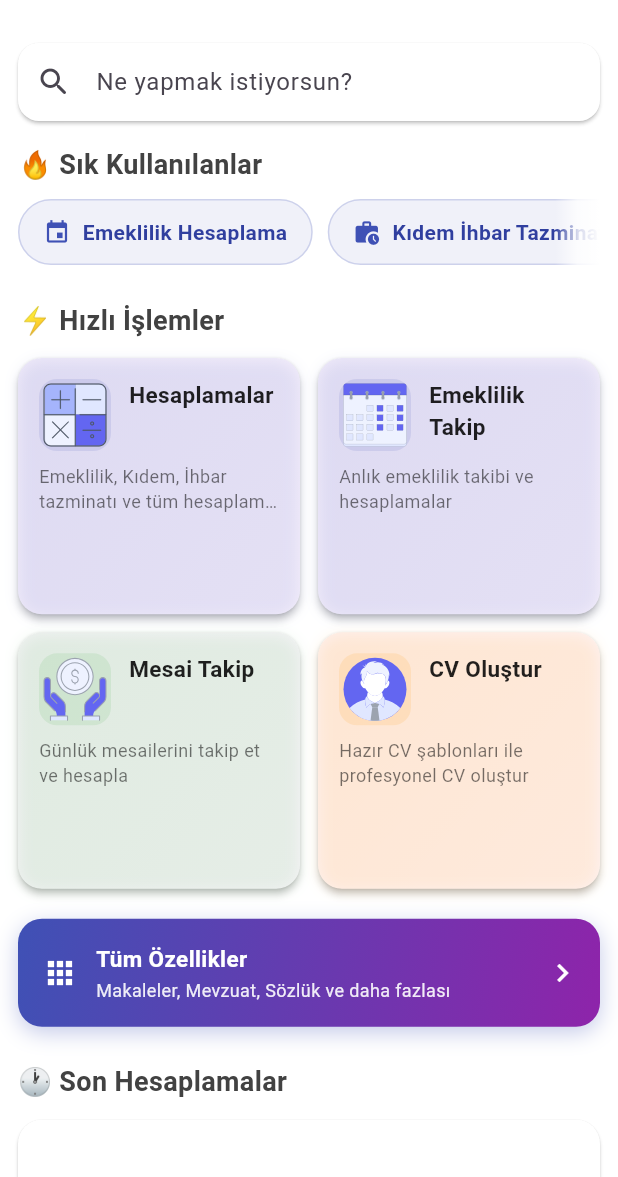
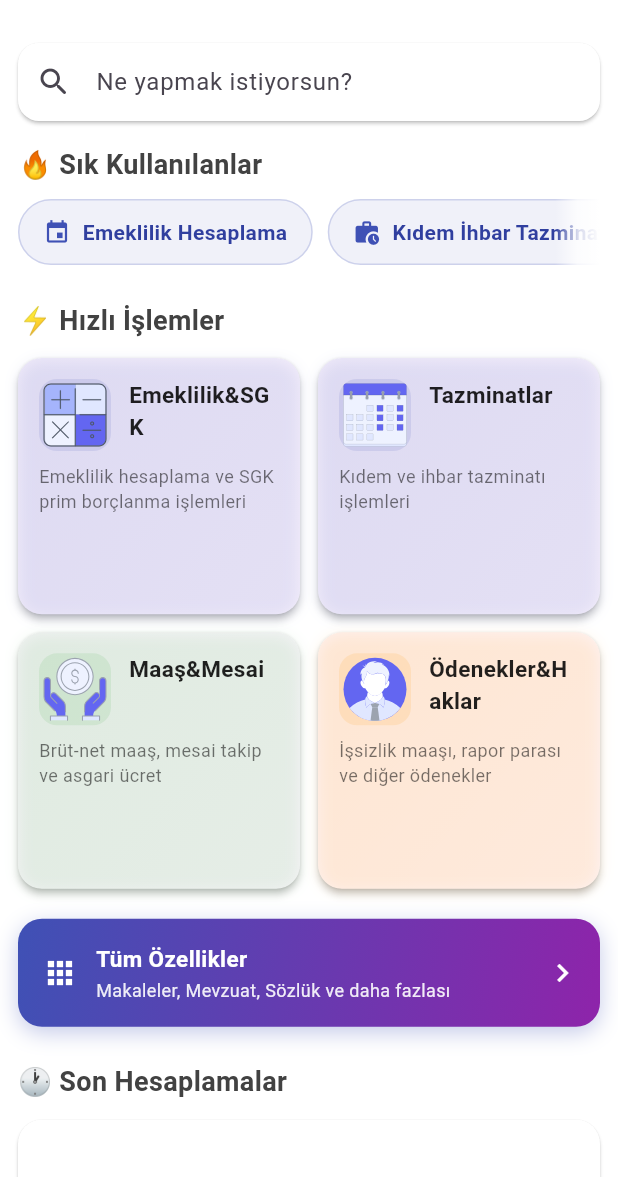
Before and after one commit to life1666/sosyalguvenlikmobil-ios, a Flutter app: the screen it shows after launch, on a phone screen of 412 x 824 dp, the part 59-1236 px from its top. Run offline on Flutter 3.47's test engine with Material 3 defaults, Android fonts, the phone set to English and light mode, and no system bars; our stand-ins replace cloud_firestore, firebase_analytics, firebase_auth, firebase_core, firebase_crashlytics, flutter_svg and 9 more; missing offline and left inert: excel; accounts and stored records are empty.

Commit message:
Fix: Apply new category structure - Emeklilik&SGK, Tazminatlar, MaaÅŸ&Mesai, Ã–denekler&Haklar

```diff
--- a/lib/screens/ana_ekran.dart
+++ b/lib/screens/ana_ekran.dart
@@ -492,20 +492,26 @@ class _AnaEkranState extends State<AnaEkran> {
     );
   }
 
-  // Kategorize edilmiş özellikler
+  // Kategorize edilmiş özellikler - YENİ YAPILANDIRMA
   List<Category> get categories {
     return [
       Category(
-        title: 'Hesaplamalar',
-        description: 'Emeklilik, Kıdem, İhbar tazminatı ve tüm hesaplamalar',
-        icon: Icons.calculate,
+        title: 'Emeklilik&SGK',
+        description: 'Emeklilik hesaplama ve SGK prim borçlanma işlemleri',
+        icon: Icons.account_balance,
         color: Colors.indigo,
         svgPath: 'assets/hesaplama.svg',
         items: [
+          // Emeklilik Hesaplama - alt butonları var
           FeatureItem(
             title: 'Emeklilik Hesaplama',
-            subtitle: '4/a (SSK) Emeklilik',
+            subtitle: '4/a, 4/b, 4/c emeklilik hesaplama seçenekleri',
             icon: Icons.event,
+            hasSubItems: true,
+            subItems: [
+              FeatureItem(
+                title: '4/a (SSK) Emeklilik Hesaplama',
+                icon: Icons.calculate,
                 onTap: () {
                   AnalyticsHelper.logCustomEvent('feature_tapped', parameters: {'feature': 'emeklilik_4a'});
                   Navigator.push(
@@ -515,96 +521,139 @@ class _AnaEkranState extends State<AnaEkran> {
                 },
               ),
               FeatureItem(
-            title: 'Kıdem - İhbar Tazminatı',
-            subtitle: 'Kıdem ve ihbar tazminatı hesaplama',
-            icon: Icons.work_history,
-            onTap: () {
-              AnalyticsHelper.logCustomEvent('feature_tapped', parameters: {'feature': 'kidem_ihbar'});
-              Navigator.push(
-                context,
-                MaterialPageRoute(builder: (_) => const CompensationCalculatorScreen()),
-              );
-            },
-          ),
-          FeatureItem(
-            title: 'İşsizlik Maaşı',
-            subtitle: 'İşsizlik maaşı hesaplama',
-            icon: Icons.money_off,
-            onTap: () {
-              AnalyticsHelper.logCustomEvent('feature_tapped', parameters: {'feature': 'issizlik'});
-              Navigator.push(
-                context,
-                MaterialPageRoute(builder: (_) => const IsizlikMaasiScreen()),
-              );
-            },
-          ),
-          FeatureItem(
-            title: 'Rapor Parası',
-            subtitle: 'Rapor parası hesaplama',
-            icon: Icons.local_hospital,
-            onTap: () {
-              AnalyticsHelper.logCustomEvent('feature_tapped', parameters: {'feature': 'rapor'});
-              Navigator.push(
-                context,
-                MaterialPageRoute(builder: (_) => const RaporParasiScreen()),
-              );
-            },
-          ),
-          FeatureItem(
-            title: 'Brütten Nete',
-            subtitle: 'Maaş hesaplama',
-            icon: Icons.swap_horiz,
-            onTap: () {
-              AnalyticsHelper.logCustomEvent('feature_tapped', parameters: {'feature': 'brutten_nete'});
-              Navigator.push(
-                context,
-                MaterialPageRoute(builder: (_) => SalaryCalculatorScreen()),
-              );
-            },
-          ),
-          FeatureItem(
-            title: 'Tüm Hesaplamalar',
-            subtitle: 'Diğer hesaplama araçları',
+                title: '4/b (Bağ-kur) Emeklilik Hesaplama',
                 icon: Icons.calculate,
                 onTap: () {
-              AnalyticsHelper.logCustomEvent('feature_tapped', parameters: {'feature': 'all_calculations'});
-              Navigator.push(
-                context,
-                MaterialPageRoute(builder: (_) => const HesaplamalarEkrani()),
-              );
-            },
+                  AnalyticsHelper.logCustomEvent('feature_tapped', parameters: {'feature': 'emeklilik_4b'});
+                  Navigator.push(
+                    context,
+                    MaterialPageRoute(builder: (_) => const EmeklilikHesaplama4bSayfasi()),
+                  );
+                },
+              ),
+              FeatureItem(
+                title: '4/c (Memur) Emeklilik Hesaplama',
+                icon: Icons.calculate,
+                onTap: () {
+                  AnalyticsHelper.logCustomEvent('feature_tapped', parameters: {'feature': 'emeklilik_4c'});
+                  Navigator.push(
+                    context,
+                    MaterialPageRoute(builder: (_) => EmeklilikHesaplamaSayfasi()),
+                  );
+                },
+              ),
+            ],
+          ),
+          // SGK Prim Borçlanma Tutarı Hesaplama - alt butonları var
+          FeatureItem(
+            title: 'SGK Prim Borçlanma Tutarı Hesaplama',
+            subtitle: 'Askerlik, doğum ve yurt dışı borçlanma',
+            icon: Icons.account_balance,
+            hasSubItems: true,
+            subItems: [
+              FeatureItem(
+                title: 'Askerlik, Doğum ve Diğer Borçlanmaların Prim Tutarı Hesaplama',
+                icon: Icons.calculate,
+                onTap: () {
+                  AnalyticsHelper.logCustomEvent('feature_tapped', parameters: {'feature': 'borclanma'});
+                  Navigator.push(
+                    context,
+                    MaterialPageRoute(builder: (_) => const BorclanmaHesaplamaScreen()),
+                  );
+                },
+              ),
+              FeatureItem(
+                title: 'Yurt Dışı Borçlanması Prim Tutarı Hesaplama',
+                icon: Icons.calculate,
+                onTap: () {
+                  AnalyticsHelper.logCustomEvent('feature_tapped', parameters: {'feature': 'yurtdisi_borclanma'});
+                  Navigator.push(
+                    context,
+                    MaterialPageRoute(builder: (_) => const YurtDisiBorclanmaHesaplamaScreen()),
+                  );
+                },
+              ),
+            ],
           ),
         ],
       ),
       Category(
-        title: 'Emeklilik Takip',
-        description: 'Anlık emeklilik takibi ve hesaplamalar',
-        icon: Icons.track_changes,
+        title: 'Tazminatlar',
+        description: 'Kıdem ve ihbar tazminatı işlemleri',
+        icon: Icons.receipt_long,
         color: Colors.indigo,
         svgPath: 'assets/emeklilik.svg',
         items: [
-          FeatureItem(
-            title: 'Emeklilik Takip',
-            subtitle: 'Emeklilik durumunu takip et',
-            icon: Icons.track_changes,
-            onTap: () {
-              AnalyticsHelper.logCustomEvent('feature_tapped', parameters: {'feature': 'emeklilik_takip'});
-              Navigator.push(
-                context,
-                MaterialPageRoute(builder: (_) => const EmeklilikTakipApp()),
-              );
-            },
+          // Kıdem İhbar Tazminatı İşlemleri - alt butonları var
+          FeatureItem(
+            title: 'Kıdem İhbar Tazminatı İşlemleri',
+            subtitle: 'Kıdem ve ihbar tazminatı hesaplama ve sorgulama',
+            icon: Icons.work_history,
+            hasSubItems: true,
+            subItems: [
+              FeatureItem(
+                title: 'Kıdem - İhbar Tazminatı Hesaplama',
+                icon: Icons.calculate,
+                onTap: () {
+                  AnalyticsHelper.logCustomEvent('feature_tapped', parameters: {'feature': 'kidem_ihbar'});
+                  Navigator.push(
+                    context,
+                    MaterialPageRoute(builder: (_) => const CompensationCalculatorScreen()),
+                  );
+                },
+              ),
+              FeatureItem(
+                title: 'SGK\'dan Kıdem Tazminatı Alabilir Yazısı Sorgulama',
+                icon: Icons.search,
+                onTap: () {
+                  AnalyticsHelper.logCustomEvent('feature_tapped', parameters: {'feature': 'kidem_alabilir'});
+                  Navigator.push(
+                    context,
+                    MaterialPageRoute(
+                      builder: (_) => Theme(
+                        data: Theme.of(context),
+                        child: const KidemTazminatiScreen(),
+                      ),
+                    ),
+                  );
+                },
+              ),
+            ],
           ),
         ],
       ),
       Category(
-        title: 'Mesai Takip',
-        description: 'Günlük mesailerini takip et ve hesapla',
-        icon: Icons.access_time,
+        title: 'Maaş&Mesai',
+        description: 'Brüt-net maaş, mesai takip ve asgari ücret',
+        icon: Icons.payments,
         color: Colors.green,
         svgPath: 'assets/maasmesai.svg',
         items: [
           FeatureItem(
+            title: 'Brütten Nete Maaş Hesaplama',
+            subtitle: 'Brüt maaştan net maaş hesaplama',
+            icon: Icons.swap_horiz,
+            onTap: () {
+              AnalyticsHelper.logCustomEvent('feature_tapped', parameters: {'feature': 'brutten_nete'});
+              Navigator.push(
+                context,
+                MaterialPageRoute(builder: (_) => SalaryCalculatorScreen()),
+              );
+            },
+          ),
+          FeatureItem(
+            title: 'Netten Brüte Maaş Hesaplama',
+            subtitle: 'Net maaştan brüt maaş hesaplama',
+            icon: Icons.swap_vert,
+            onTap: () {
+              AnalyticsHelper.logCustomEvent('feature_tapped', parameters: {'feature': 'netten_brute'});
+              Navigator.push(
+                context,
+                MaterialPageRoute(builder: (_) => const NettenBruteScreen()),
+              );
+            },
+          ),
+          FeatureItem(
             title: 'Mesai Takip',
             subtitle: 'Günlük mesai takibi',
             icon: Icons.access_time,
@@ -613,24 +662,64 @@ class _AnaEkranState extends State<AnaEkran> {
               Navigator.of(context).pushNamed('/mesai');
             },
           ),
+          FeatureItem(
+            title: 'Asgari Ücret',
+            subtitle: 'Güncel asgari ücret bilgileri',
+            icon: Icons.account_balance_wallet,
+            onTap: () {
+              AnalyticsHelper.logCustomEvent('feature_tapped', parameters: {'feature': 'asgari_ucret'});
+              Navigator.push(
+                context,
+                MaterialPageRoute(builder: (_) => const AsgariUcretSayfasi()),
+              );
+            },
+          ),
         ],
       ),
       Category(
-        title: 'CV Oluştur',
-        description: 'Hazır CV şablonları ile profesyonel CV oluştur',
-        icon: Icons.description,
+        title: 'Ödenekler&Haklar',
+        description: 'İşsizlik maaşı, rapor parası ve diğer ödenekler',
+        icon: Icons.volunteer_activism,
         color: Colors.orange,
         svgPath: 'assets/cv.svg',
         items: [
-          FeatureItem(
-            title: 'CV Oluştur',
-            subtitle: 'Profesyonel CV şablonları',
+          // İşsizlik Maaşı İşlemleri - alt butonları var
+          FeatureItem(
+            title: 'İşsizlik Maaşı İşlemleri',
+            subtitle: 'İşsizlik maaşı hesaplama ve başvuru',
+            icon: Icons.work_off,
+            hasSubItems: true,
+            subItems: [
+              FeatureItem(
+                title: 'İşsizlik Maaşı Hesaplama',
+                icon: Icons.calculate,
+                onTap: () {
+                  AnalyticsHelper.logCustomEvent('feature_tapped', parameters: {'feature': 'issizlik'});
+                  Navigator.push(
+                    context,
+                    MaterialPageRoute(builder: (_) => const IsizlikMaasiScreen()),
+                  );
+                },
+              ),
+              FeatureItem(
+                title: 'İşsizlik Maaşı Başvurusu',
                 icon: Icons.description,
                 onTap: () {
-              AnalyticsHelper.logCustomEvent('feature_tapped', parameters: {'feature': 'cv_olustur'});
-              Navigator.push(
-                context,
-                MaterialPageRoute(builder: (_) => const CvApp()),
+                  AnalyticsHelper.logCustomEvent('feature_tapped', parameters: {'feature': 'issizlik_basvuru'});
+                  launchUrl(Uri.parse('https://www.iskur.gov.tr/'), mode: LaunchMode.externalApplication);
+                },
+              ),
+            ],
+          ),
+          FeatureItem(
+            title: 'Rapor Parası Hesaplama',
+            subtitle: 'Rapor parası hesaplama',
+            icon: Icons.local_hospital,
+            onTap: () {
+              AnalyticsHelper.logCustomEvent('feature_tapped', parameters: {'feature': 'rapor'});
+              Navigator.push(
+                context,
+                MaterialPageRoute(builder: (_) => const RaporParasiScreen()),
               );
             },
           ),
@@ -638,7 +727,7 @@ class _AnaEkranState extends State<AnaEkran> {
       ),
       Category(
         title: 'Bilgi Merkezi',
-        description: 'Mevzuat, sözlük, makaleler ve asgari ücret',
+        description: 'Mevzuat, sözlük, makaleler',
         icon: Icons.menu_book,
         color: Colors.purple,
         svgPath: 'assets/makale.svg',
@@ -676,18 +765,6 @@ class _AnaEkranState extends State<AnaEkran> {
               Navigator.push(
                 context,
                 MaterialPageRoute(builder: (_) => const SozlukHomePage()),
-              );
-            },
-          ),
-          FeatureItem(
-            title: 'Asgari Ücret',
-            subtitle: 'Güncel asgari ücret bilgileri',
-            icon: Icons.account_balance_wallet,
-            onTap: () {
-              AnalyticsHelper.logCustomEvent('feature_tapped', parameters: {'feature': 'asgari_ucret'});
-              Navigator.push(
-                context,
-                MaterialPageRoute(builder: (_) => const AsgariUcretSayfasi()),
               );
             },
           ),
```
Lines whose indentation alone changed are shown as unchanged.
